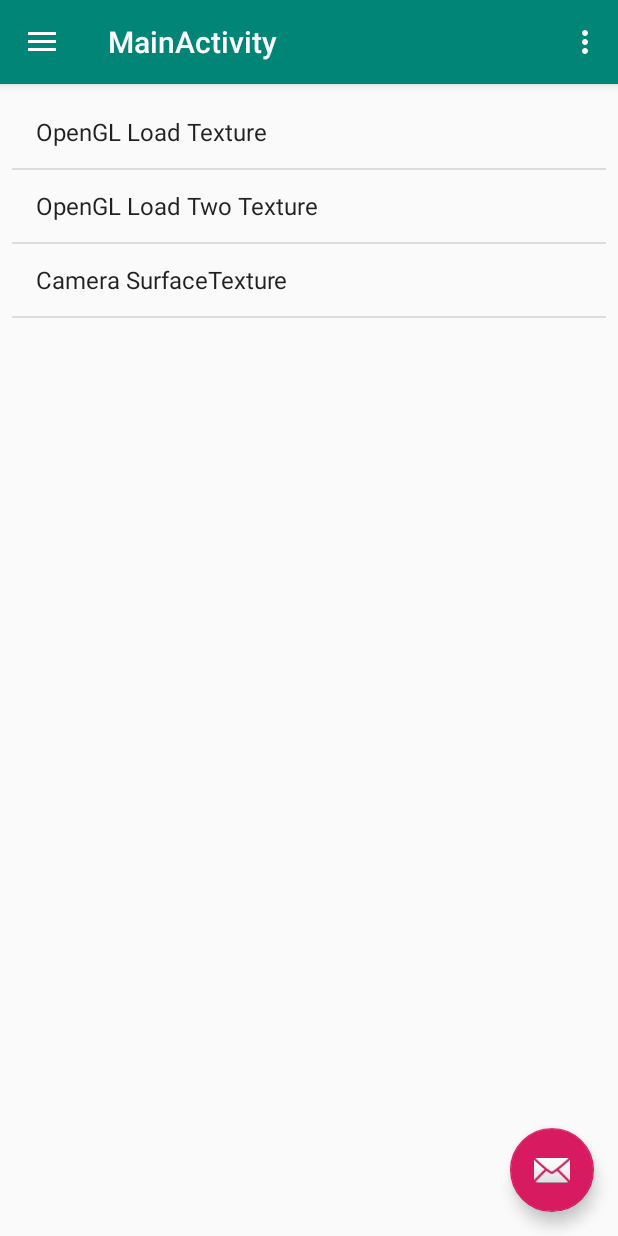
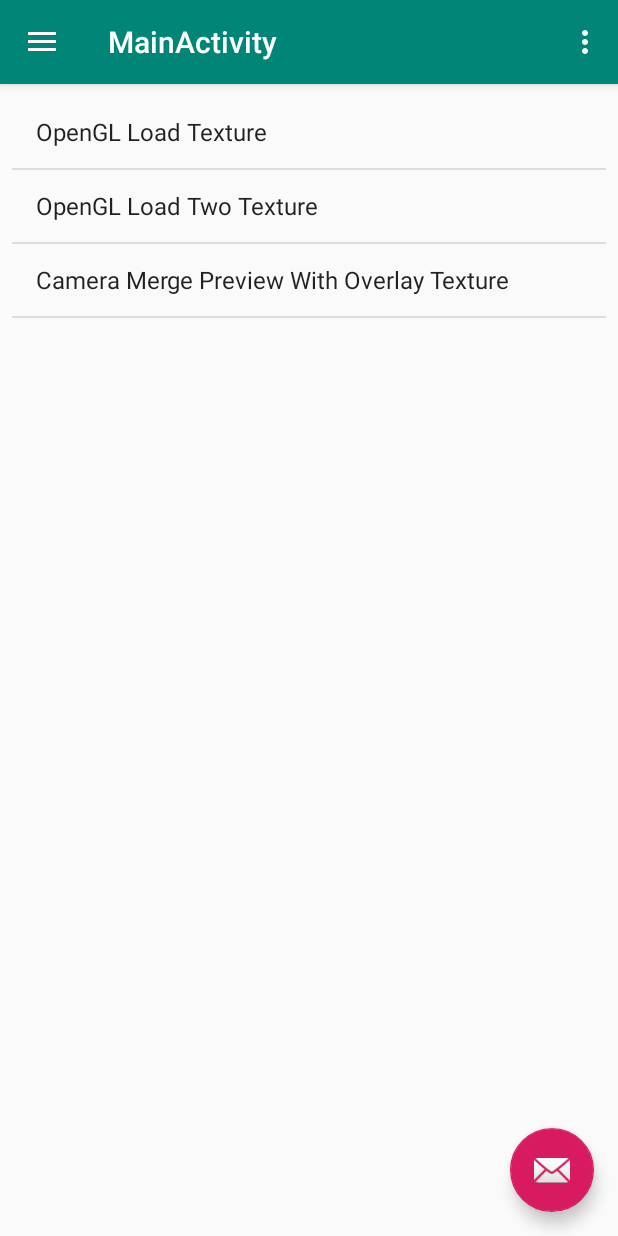
Before and after one commit to AlbertSnow/GraphicDemo, an Android app: the screen it shows after launch (MainActivity), on a phone screen of 412 x 824 dp. Run offline under Robolectric (Android 15) with nearby library versions, the phone set to English and light mode, and no system bars; 2 statements that could not run were skipped.

Commit message:
Refactor Camera: 1. change activity item name

```diff
--- a/app/src/main/res/values/strings.xml
+++ b/app/src/main/res/values/strings.xml
@@ -11,6 +11,6 @@
     <string-array name="activity_list">
         <item>OpenGL Load Texture</item>
         <item>OpenGL Load Two Texture</item>
-        <item>Camera SurfaceTexture</item>
+        <item>Camera Merge Preview With Overlay Texture</item>
     </string-array>
 </resources>
```
